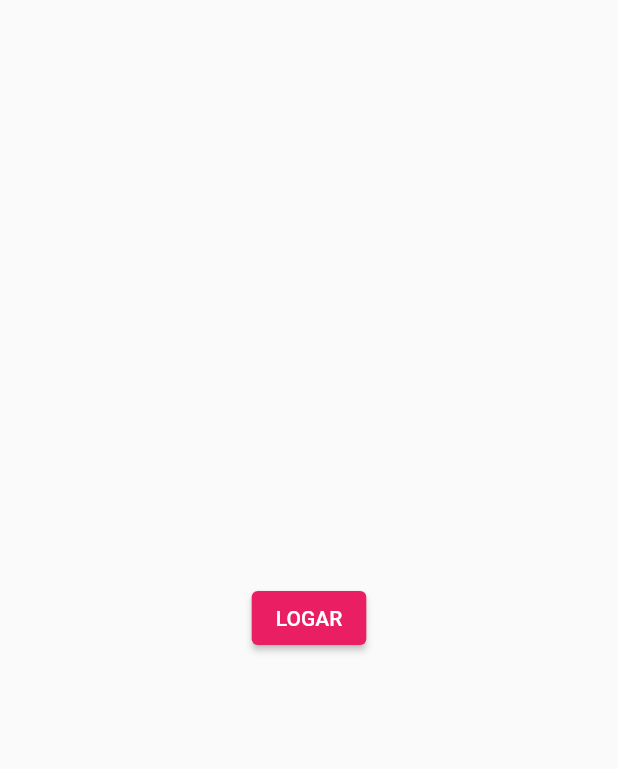
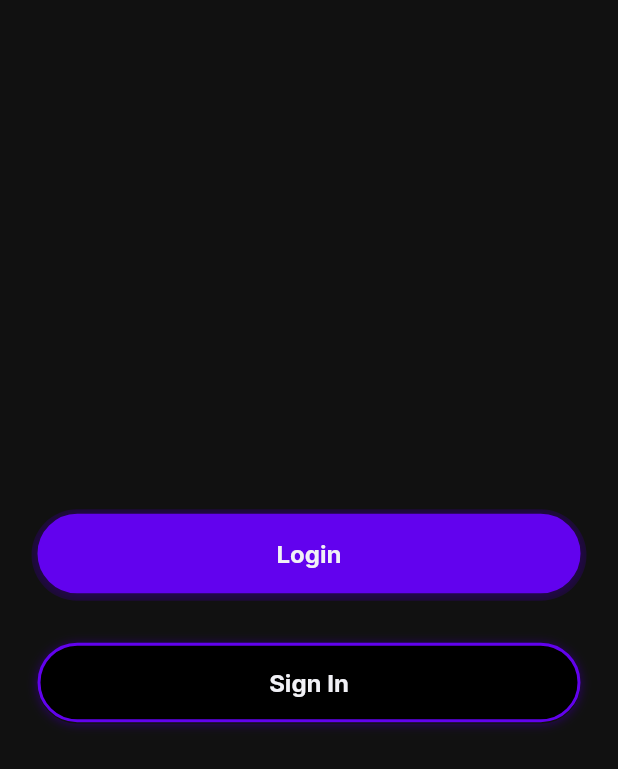
Before and after one commit to guilhermebernava/berna_chat, a Flutter app: the screen it shows after launch, on a phone screen of 412 x 824 dp. Shown: the top 769 px of the screen. Run offline on Flutter 3.47's test engine with Material 2 defaults, Android fonts, the phone set to English and light mode, and no system bars; our stand-ins replace flutter_modular, google_fonts, mobx; generated files the repository leaves out were written again.

Commit message:
create safe_button

```diff
--- a/lib/app/app.dart
+++ b/lib/app/app.dart
@@ -1,3 +1,5 @@
+import 'package:berna_chat/core/themes/app_colors.dart';
+import 'package:berna_chat/core/themes/app_text_style.dart';
 import 'package:berna_chat/modules/login/login_module.dart';
 import 'package:flutter/material.dart';
 import 'package:flutter_modular/flutter_modular.dart';
@@ -15,7 +17,35 @@ class App extends StatelessWidget {
       routerDelegate: Modular.routerDelegate,
       title: 'Berna Chat',
       theme: ThemeData(
-        primarySwatch: Colors.pink,
+        textTheme: TextTheme(
+          titleLarge: AppTextStyle.appFontInter(
+            fontSize: 24,
+            fontWeight: FontWeight.bold,
+          ),
+          titleMedium: AppTextStyle.appFontInter(
+            fontSize: 18,
+            fontWeight: FontWeight.bold,
+          ),
+          titleSmall: AppTextStyle.appFontInter(
+            fontSize: 12,
+            fontWeight: FontWeight.bold,
+          ),
+          bodyLarge: AppTextStyle.appFontInter(
+            fontSize: 20,
+            fontWeight: FontWeight.w600,
+          ),
+          bodyMedium: AppTextStyle.appFontInter(),
+          bodySmall: AppTextStyle.appFontInter(
+            fontSize: 10,
+            fontWeight: FontWeight.w400,
+          ),
+        ),
+        scaffoldBackgroundColor: AppColors.black,
+        primarySwatch: AppColors.materialColor,
+        iconTheme: const IconThemeData(
+          color: AppColors.white,
+          size: 30,
+        ),
       ),
     );
   }
--- a/lib/app/app_module.dart
+++ b/lib/app/app_module.dart
@@ -1,4 +1,5 @@
 import 'package:berna_chat/core/stores/user_store.dart';
+import 'package:berna_chat/core/widgets/safe_button/safe_button_controller.dart';
 import 'package:berna_chat/modules/login/login_module.dart';
 import 'package:flutter_modular/flutter_modular.dart';
 
@@ -9,7 +10,10 @@ class AppModule extends Module {
   List<Bind<Object>> get binds => [
         Bind.singleton(
           (i) => UserStore(''),
-        )
+        ),
+        Bind.factory(
+          (i) => SafeButtonController(),
+        ),
       ];
 
   @override
--- /dev/null
+++ b/lib/core/services/util_services.dart
@@ -0,0 +1,7 @@
+import 'package:flutter/material.dart';
+
+class UtilServices {
+  static Size mediaQuery(BuildContext context) {
+    return MediaQuery.of(context).size;
+  }
+}
--- /dev/null
+++ b/lib/core/themes/app_colors.dart
@@ -0,0 +1,27 @@
+import 'package:flutter/material.dart';
+
+class AppColors {
+  static const darkPrimary = Color(0xff2D016E);
+  static const primary = Color(0xff6202ee);
+  static const secundary = Color(0xffffc120);
+  static const white = Color(0xfff1f1f6);
+  static const black = Color(0xff111111);
+  static const lightBlack = Color(0xff333333);
+
+  static const _color = 0xff6202ee;
+
+  static const Map<int, Color> _colors = {
+    50: Color.fromRGBO(98, 2, 238, 0.098),
+    100: Color.fromRGBO(98, 2, 238, .2),
+    200: Color.fromRGBO(98, 2, 238, .3),
+    300: Color.fromRGBO(98, 2, 238, .4),
+    400: Color.fromRGBO(98, 2, 238, .5),
+    500: Color.fromRGBO(98, 2, 238, .6),
+    600: Color.fromRGBO(98, 2, 238, .7),
+    700: Color.fromRGBO(98, 2, 238, .8),
+    800: Color.fromRGBO(98, 2, 238, .9),
+    900: Color.fromRGBO(98, 2, 238, 1),
+  };
+
+  static const materialColor = MaterialColor(_color, _colors);
+}
--- /dev/null
+++ b/lib/core/themes/app_text_style.dart
@@ -0,0 +1,17 @@
+import 'package:berna_chat/core/themes/app_colors.dart';
+import 'package:flutter/material.dart';
+import 'package:google_fonts/google_fonts.dart';
+
+class AppTextStyle {
+  static TextStyle appFontInter({
+    double fontSize = 14,
+    FontWeight fontWeight = FontWeight.w500,
+    Color color = AppColors.white,
+  }) {
+    return GoogleFonts.inter(
+      fontSize: fontSize,
+      fontWeight: fontWeight,
+      color: color,
+    );
+  }
+}
--- /dev/null
+++ b/lib/core/widgets/safe_button/safe_button.dart
@@ -0,0 +1,114 @@
+import 'package:berna_chat/core/widgets/safe_button/safe_button_controller.dart';
+import 'package:flutter/material.dart';
+import 'package:flutter_modular/flutter_modular.dart';
+import '../../themes/app_colors.dart';
+
+class SafeButton extends StatefulWidget {
+  final Size size;
+  final int seconds;
+  final VoidCallback onTap;
+  final Widget child;
+  final EdgeInsets padding;
+  final Color color;
+
+  const SafeButton({
+    Key? key,
+    required this.size,
+    required this.onTap,
+    required this.child,
+    this.seconds = 2,
+    this.padding = const EdgeInsets.all(15),
+    this.color = AppColors.primary,
+  }) : super(key: key);
+
+  @override
+  State<SafeButton> createState() => _SafeButtonState();
+}
+
+class _SafeButtonState extends State<SafeButton> with TickerProviderStateMixin {
+  late final AnimationController _animationController;
+  late final Animation<double> _animation;
+  final controller = Modular.get<SafeButtonController>();
+
+  @override
+  void initState() {
+    _animationController = AnimationController(
+        vsync: this, duration: const Duration(milliseconds: 470));
+
+    _animation = TweenSequence(
+      [
+        TweenSequenceItem(tween: Tween(begin: 1.0, end: 0.5), weight: 1),
+        TweenSequenceItem(tween: Tween(begin: 0.5, end: 1.0), weight: 1),
+      ],
+    ).animate(
+        CurvedAnimation(parent: _animationController, curve: Curves.linear));
+
+    super.initState();
+  }
+
+  @override
+  void dispose() {
+    _animationController.dispose();
+    super.dispose();
+  }
+
+  @override
+  Widget build(BuildContext context) {
+    return AnimatedBuilder(
+      animation: _animation,
+      builder: (_, __) => Padding(
+        padding: EdgeInsets.symmetric(vertical: widget.size.height * 0.02),
+        child: GestureDetector(
+          onTap: controller.canClick
+              ? () {
+                  controller.protectButton(setState, 1);
+                  _animationController.forward().then((value) {
+                    _animationController.reset();
+                  });
+                  widget.onTap();
+                }
+              : null,
+          child: Container(
+            width: double.infinity,
+            decoration: BoxDecoration(
+              color: widget.color.withOpacity(_animation.value),
+              borderRadius: BorderRadius.circular(100),
+              border: Border.all(
+                  color: AppColors.primary.withOpacity(_animation.value),
+                  width: 2),
+              boxShadow: widget.color != Colors.transparent
+                  ? [
+                      BoxShadow(
+                        color: AppColors.darkPrimary.withOpacity(0.8),
+                        blurRadius: 10,
+                        spreadRadius: 4,
+                        offset: const Offset(0, 1),
+                        blurStyle: BlurStyle.inner,
+                      )
+                    ]
+                  : [
+                      BoxShadow(
+                        color:
+                            AppColors.darkPrimary.withOpacity(_animation.value),
+                        blurRadius: 5,
+                        spreadRadius: 0,
+                        offset: const Offset(0, 1),
+                        blurStyle: BlurStyle.outer,
+                      ),
+                    ],
+            ),
+            child: Padding(
+              padding: widget.padding,
+              child: Opacity(
+                opacity: _animation.value,
+                child: Center(
+                  child: widget.child,
+                ),
+              ),
+            ),
+          ),
+        ),
+      ),
+    );
+  }
+}
--- /dev/null
+++ b/lib/core/widgets/safe_button/safe_button_controller.dart
@@ -0,0 +1,15 @@
+class SafeButtonController {
+  double opacity = 1.0;
+  bool canClick = true;
+
+  void protectButton(void Function(void Function() fn) setState, int seconds) {
+    setState(() {
+      canClick = false;
+    });
+    Future.delayed(Duration(seconds: seconds)).then((value) {
+      setState(() {
+        canClick = true;
+      });
+    });
+  }
+}
--- a/lib/modules/login/view/login_screen.dart
+++ b/lib/modules/login/view/login_screen.dart
@@ -1,19 +1,57 @@
-import 'package:berna_chat/modules/chat/chat_module.dart';
+import 'package:berna_chat/core/services/util_services.dart';
+import 'package:berna_chat/core/themes/app_text_style.dart';
+import 'package:berna_chat/core/widgets/safe_button/safe_button.dart';
 import 'package:flutter/material.dart';
-import 'package:flutter_modular/flutter_modular.dart';
 
-class LoginScreen extends StatelessWidget {
+class LoginScreen extends StatefulWidget {
   const LoginScreen({Key? key}) : super(key: key);
 
   @override
+  State<LoginScreen> createState() => _LoginScreenState();
+}
+
+class _LoginScreenState extends State<LoginScreen> {
+  @override
   Widget build(BuildContext context) {
+    final size = UtilServices.mediaQuery(context);
+
     return Scaffold(
-      body: Center(
-        child: ElevatedButton(
-          onPressed: () {
-            Modular.to.pushNamed(ChatModule.moduleRoute);
-          },
-          child: const Text('LOGAR'),
+      body: Padding(
+        padding: const EdgeInsets.symmetric(
+          horizontal: 25,
+          vertical: 20,
+        ),
+        child: Column(
+          mainAxisAlignment: MainAxisAlignment.center,
+          children: [
+            SafeButton(
+              size: size,
+              onTap: () {
+                print('vagabunda');
+              },
+              child: Text(
+                'Login',
+                style: AppTextStyle.appFontInter(
+                  fontSize: 16,
+                  fontWeight: FontWeight.bold,
+                ),
+              ),
+            ),
+            SafeButton(
+              color: Colors.transparent,
+              size: size,
+              onTap: () {
+                print('vagabunda');
+              },
+              child: Text(
+                'Sign In',
+                style: AppTextStyle.appFontInter(
+                  fontSize: 16,
+                  fontWeight: FontWeight.bold,
+                ),
+              ),
+            ),
+          ],
         ),
       ),
     );
```
